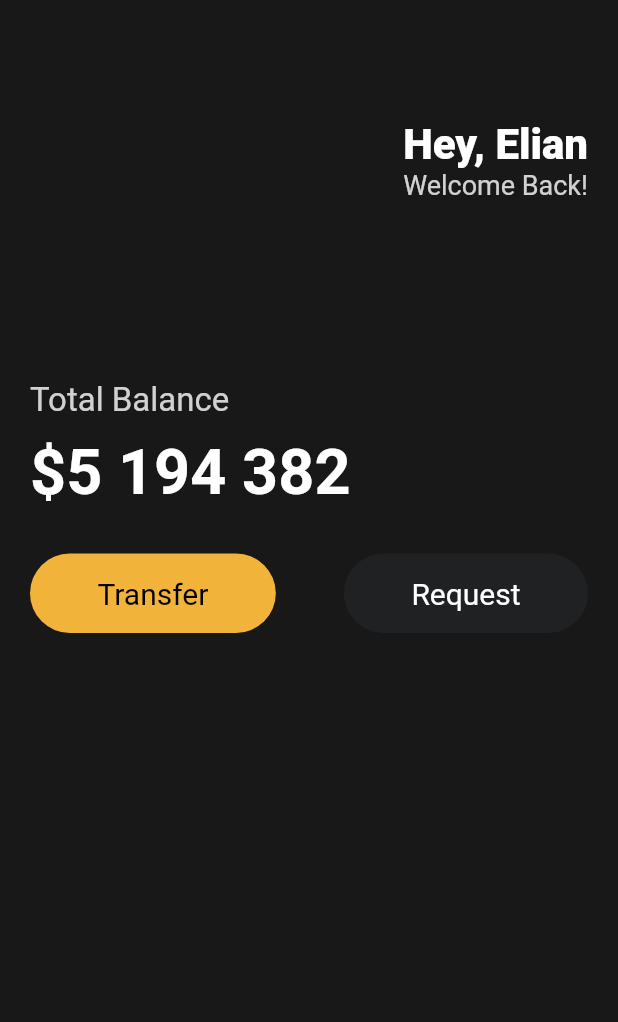
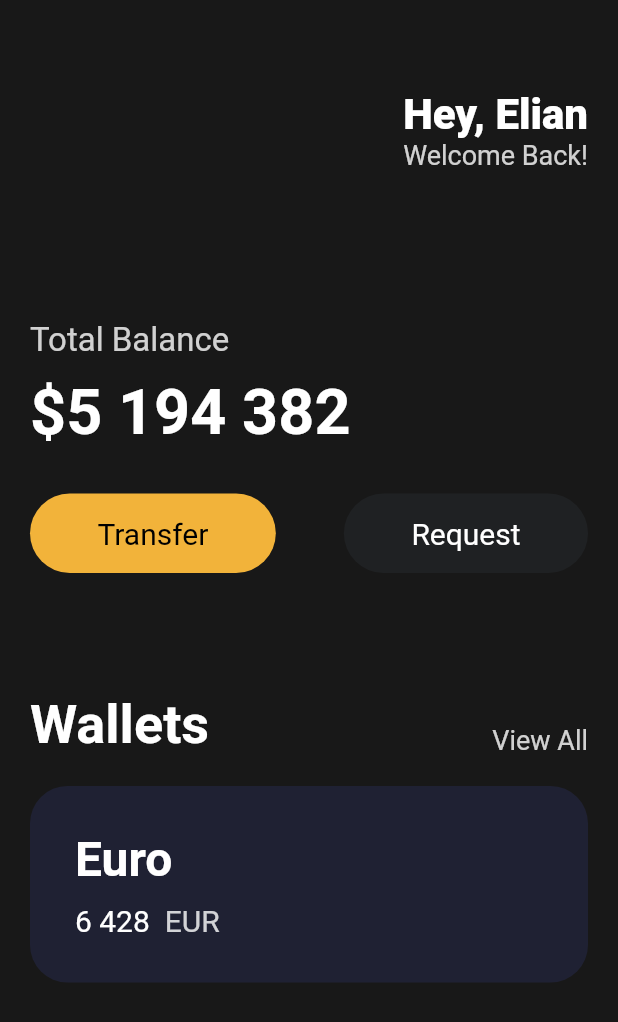
Before and after one commit to elian118/toonflix, a Flutter app: the screen it shows after launch, on a phone screen of 412 x 824 dp. Shown: the top 1022 px of the screen. Run offline on Flutter 3.47's test engine with Material 2 defaults, Android fonts, the phone set to English and light mode, and no system bars.

Commit message:
3.6 Cards

```diff
--- a/lib/main.dart
+++ b/lib/main.dart
@@ -17,7 +17,7 @@ class App extends StatelessWidget {
             child: Column(
               crossAxisAlignment: CrossAxisAlignment.start,
               children: [
-                const SizedBox(height: 80),
+                const SizedBox(height: 60),
                 Row(
                   mainAxisAlignment: MainAxisAlignment.end,
                   children: [
@@ -43,7 +43,7 @@ class App extends StatelessWidget {
                   ],
                 ),
                 const SizedBox(
-                  height: 120,
+                  height: 100,
                 ),
                 Text(
                   'Total Balance',
@@ -81,6 +81,82 @@ class App extends StatelessWidget {
                     ),
                   ],
                 ),
+                SizedBox(
+                  height: 80,
+                ),
+                Row(
+                  crossAxisAlignment: CrossAxisAlignment.end,
+                  mainAxisAlignment: MainAxisAlignment.spaceBetween,
+                  children: [
+                    Text(
+                      'Wallets',
+                      style: TextStyle(
+                        color: Colors.white,
+                        fontSize: 36,
+                        fontWeight: FontWeight.w600,
+                      ),
+                    ),
+                    Text(
+                      'View All',
+                      style: TextStyle(
+                        color: Colors.white.withOpacity(0.8),
+                        fontSize: 18,
+                      ),
+                    ),
+                  ],
+                ),
+                SizedBox(
+                  height: 20,
+                ),
+                Container(
+                    decoration: BoxDecoration(
+                      color: Color(0xFF1F2133),
+                      borderRadius: BorderRadius.circular(25),
+                    ),
+                    child: Padding(
+                      padding: const EdgeInsets.all(30),
+                      child: Row(
+                        children: [
+                          Column(
+                            crossAxisAlignment: CrossAxisAlignment.start,
+                            children: [
+                              Text(
+                                'Euro',
+                                style: TextStyle(
+                                  color: Colors.white,
+                                  fontSize: 32,
+                                  fontWeight: FontWeight.w600,
+                                ),
+                              ),
+                              SizedBox(
+                                height: 10,
+                              ),
+                              Row(
+                                children: [
+                                  Text(
+                                    '6 428',
+                                    style: TextStyle(
+                                      color: Colors.white,
+                                      fontSize: 20,
+                                    ),
+                                  ),
+                                  SizedBox(
+                                    width: 10,
+                                  ),
+                                  Text(
+                                    'EUR',
+                                    style: TextStyle(
+                                      color: Colors.white.withOpacity(0.8),
+                                      fontSize: 20,
+                                    ),
+                                  ),
+                                ],
+                              ),
+                            ],
+                          ),
+                        ],
+                      ),
+                    ))
               ],
             ),
           )),
```
